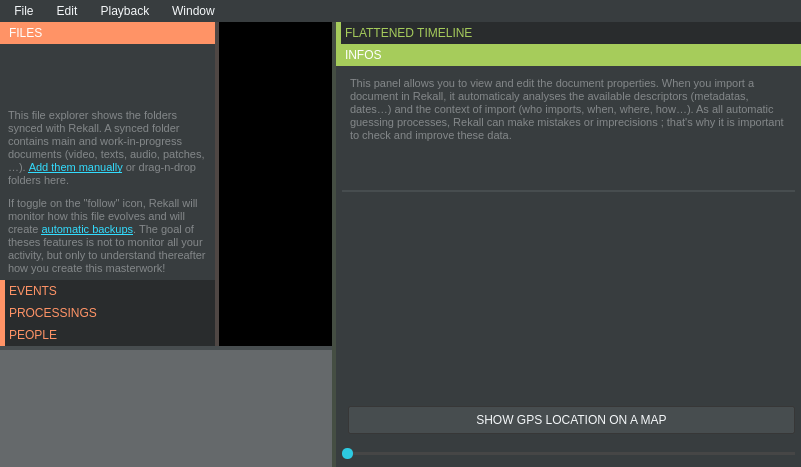
Qt form rekall.ui (Rekall/Rekall) before a commit.
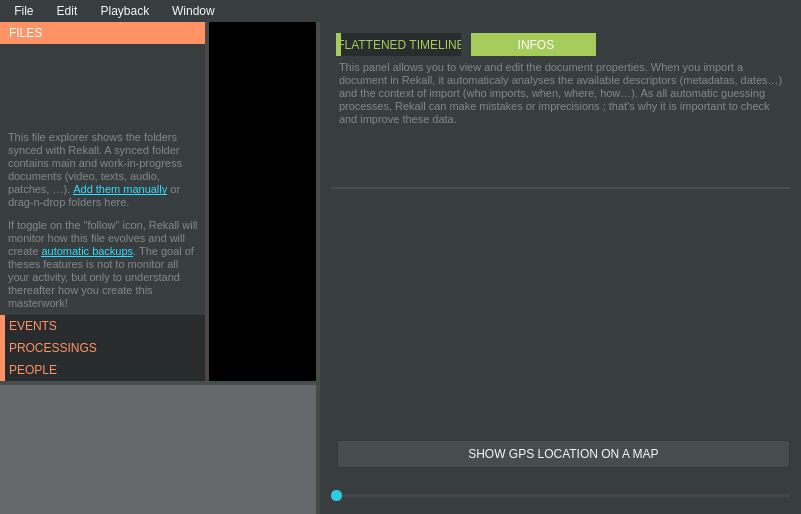
The same form after that commit. Icons and pictures are not drawn. Custom widgets are drawn as their Qt base class.

What changed in the file:
```diff
--- a/rekall.ui
+++ b/rekall.ui
@@ -7,7 +7,7 @@
     <x>0</x>
     <y>0</y>
     <width>801</width>
-    <height>467</height>
+    <height>514</height>
    </rect>
   </property>
   <property name="windowTitle">
@@ -58,72 +58,47 @@
 } 
 
 
-QTabWidget::pane {
-	border: 					1px solid rgb(50, 50, 50);
-}
-QTabWidget::tab-bar {
-	left: 							0px;
-}
-QTabWidget#tab {
-	color: red;
-}
-QTabBar::tab {
-	min-height: 							25px; /* FIX IN SS-TAB */
-	background-color: 				rgb(110, 110, 110);
-	color: 									rgb(220, 220, 220);
-    border-top-left-radius: 		4px;
-    border-top-right-radius: 	4px;
-	margin-right:						2px;
-	padding-left: 						5px;
-	padding-right:						5px;
-}
-QTabBar::tab:selected {
-	background-color: 				rgb(242, 241, 237);
-	color: 									black;
-}
-QTabBar::tab:hover {
-	color: 									black;
-}
-QTabBar::tab:!selected {
-    margin-top: 						2px;
-}
-QTabBar::tab:disabled {
-	color: 									gray;
-}
-
-
-QToolBox {
+QToolBox, QTabWidget {
 	border:									0px solid black;
 }
-QToolBox::tab {
+QToolBox::tab, QTabBar::tab {
 	background-color: 				rgb(41, 44, 45);
 	color: 									rgb(194, 198, 198);
 	border:									0px solid black;
 	border-left:							5px solid rgb(114, 118, 118);
+	min-height:							23px;
 }
-QToolBox#toolBoxLeft::tab {
+QWidget#toolBoxLeft::tab {
 	color: 									rgb(255,147,102);
 	border-left:							5px solid rgb(255,147,102);
 }
-QToolBox#toolBoxLeft::tab:selected {
+QWidget#toolBoxLeft::tab:selected {
 	color:									white;
 	background-color: 				rgb(255,147,102);
 	border-left:							5px solid rgb(255,147,102);
 }
-QToolBox#toolBoxRight::tab {
+QWidget#toolBoxRight::tab, QWidget#toolBoxRight QWidget::tab {
 	color:									rgb(166,204,91);
 	border-left:							5px solid rgb(166,204,91);
 }
-QToolBox#toolBoxRight::tab:selected {
+QWidget#toolBoxRight::tab:selected, QWidget#toolBoxRight QWidget::tab:selected {
 	color:									white;
 	background-color: 				rgb(166,204,91);
 	border-left:							5px solid rgb(166,204,91);
 }
-QToolBox#toolBoxLeft::tab:disabled, QToolBox#toolBoxRight::tab:disabled {
+QWidget#toolBoxLeft::tab:disabled, QWidget#toolBoxRight QWidget::tab:disabled {
 	color:									rgb(56, 61, 63);
 	border-left:							5px solid rgb(56, 61, 63);
 }
-QToolBox QWidget#chutierPage, QToolBox QWidget#feedPage, QToolBox QWidget#infosPage, QToolBox QWidget#conduitePage, QToolBox QWidget#tasksPage, QToolBox QWidget#peoplePage, QToolBox QWidget#previewPage, QToolBox QWidget#filtersPage {
+QTabBar::tab {
+	width: 									120px;
+	margin-left:							5px;
+	margin-right:						5px;
+}
+
+
+
+QWidget QWidget#chutierPage, QWidget QWidget#feedPage, QWidget QWidget#infosPage, QWidget QWidget#conduitePage, QWidget QWidget#tasksPage, QWidget QWidget#peoplePage, QWidget QWidget#previewPage, QWidgets QWidget#filtersPage {
 	border:									0px solid black;
 	background-color: 				rgb(56, 61, 63);
 }
@@ -435,8 +410,8 @@
            <rect>
             <x>0</x>
             <y>0</y>
-            <width>205</width>
-            <height>236</height>
+            <width>165</width>
+            <height>271</height>
            </rect>
           </property>
           <attribute name="label">
@@ -679,26 +654,21 @@
         </property>
        </widget>
       </widget>
-      <widget class="QToolBox" name="toolBoxRight">
+      <widget class="QWidget" name="layoutWidget">
+       <layout class="QVBoxLayout" name="conduiteLayout" stretch="1,0">
+        <property name="spacing">
+         <number>0</number>
+        </property>
+        <item>
+         <widget class="QTabWidget" name="toolBoxRight">
        <property name="currentIndex">
         <number>1</number>
        </property>
-       <property name="tabSpacing">
-        <number>0</number>
-       </property>
        <widget class="QWidget" name="conduitePage">
-        <property name="geometry">
-         <rect>
-          <x>0</x>
-          <y>0</y>
-          <width>100</width>
-          <height>449</height>
-         </rect>
-        </property>
-        <attribute name="label">
+           <attribute name="title">
          <string>FLATTENED TIMELINE</string>
         </attribute>
-        <layout class="QVBoxLayout" name="verticalLayout_5" stretch="1,9999">
+           <layout class="QVBoxLayout" name="verticalLayout_2" stretch="0,1">
          <property name="spacing">
           <number>0</number>
          </property>
@@ -740,32 +710,24 @@
         </layout>
        </widget>
        <widget class="QWidget" name="infosPage">
-        <property name="geometry">
-         <rect>
-          <x>0</x>
-          <y>0</y>
-          <width>475</width>
-          <height>398</height>
-         </rect>
-        </property>
-        <attribute name="label">
+           <attribute name="title">
          <string>INFOS</string>
         </attribute>
-        <layout class="QVBoxLayout" name="verticalLayout_2">
+           <layout class="QVBoxLayout" name="verticalLayout_5">
          <property name="spacing">
-          <number>12</number>
+             <number>20</number>
          </property>
          <property name="leftMargin">
-          <number>6</number>
+             <number>0</number>
          </property>
          <property name="topMargin">
-          <number>6</number>
+             <number>0</number>
          </property>
          <property name="rightMargin">
-          <number>6</number>
+             <number>0</number>
          </property>
          <property name="bottomMargin">
-          <number>6</number>
+             <number>0</number>
          </property>
          <item>
           <widget class="QLabel" name="previewLabel">
@@ -841,6 +803,12 @@
         </layout>
        </widget>
       </widget>
+        </item>
+        <item>
+         <widget class="QWidget" name="widget" native="true"/>
+        </item>
+       </layout>
+      </widget>
      </widget>
     </item>
    </layout>
```
Left out of the diff: 46 changed lines with no effect on the pictures. Lines whose indentation alone changed are shown as unchanged.
